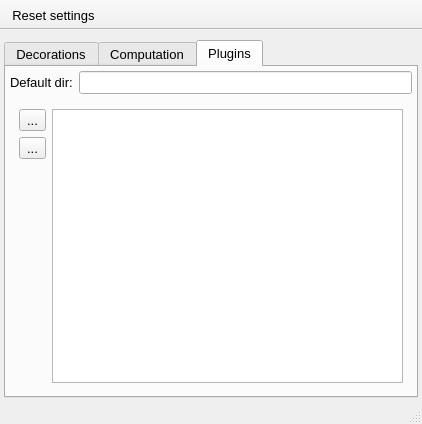
NeutrinoToolkit/Neutrino, file UIs/nPreferences.ui: the form before one commit.
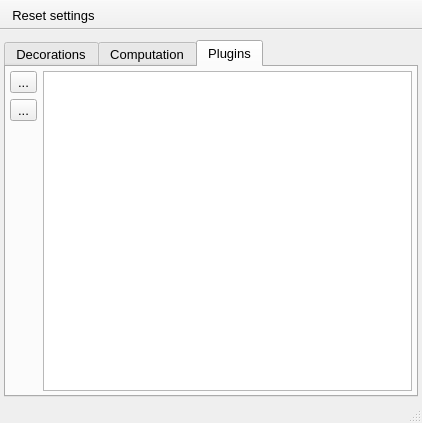
The form after the commit. Icons and pictures are not drawn.

Commit message: allowing multiple plugin dirs

What changed in the file:
```diff
--- a/UIs/nPreferences.ui
+++ b/UIs/nPreferences.ui
@@ -7,7 +7,7 @@
     <x>0</x>
     <y>0</y>
     <width>380</width>
-    <height>424</height>
+    <height>423</height>
    </rect>
   </property>
   <property name="font">
@@ -475,12 +475,6 @@
         <property name="bottomMargin">
          <number>4</number>
         </property>
-        <item row="1" column="0" colspan="2">
-         <widget class="QWidget" name="widget_4" native="true">
-          <layout class="QGridLayout" name="gridLayout_7">
-           <item row="0" column="1" rowspan="3">
-            <widget class="QListWidget" name="pluginList"/>
-           </item>
            <item row="0" column="0">
             <widget class="QToolButton" name="addPlugin">
              <property name="text">
@@ -516,29 +510,13 @@
              </property>
             </widget>
            </item>
-          </layout>
-         </widget>
-        </item>
-        <item row="0" column="1">
-         <widget class="QLineEdit" name="systemPlugins">
-          <property name="enabled">
-           <bool>true</bool>
-          </property>
-          <property name="readOnly">
-           <bool>true</bool>
-          </property>
-         </widget>
-        </item>
-        <item row="0" column="0">
-         <widget class="QLabel" name="label_6">
+        <item row="0" column="1" rowspan="3">
+         <widget class="QListWidget" name="pluginList">
           <property name="font">
            <font>
             <pointsize>10</pointsize>
            </font>
           </property>
-          <property name="text">
-           <string>Default dir:</string>
-          </property>
          </widget>
         </item>
        </layout>
```
Left out of the diff: 6 changed lines with no effect on the pictures. Lines whose indentation alone changed are shown as unchanged. The commit also changes 3 other files.
